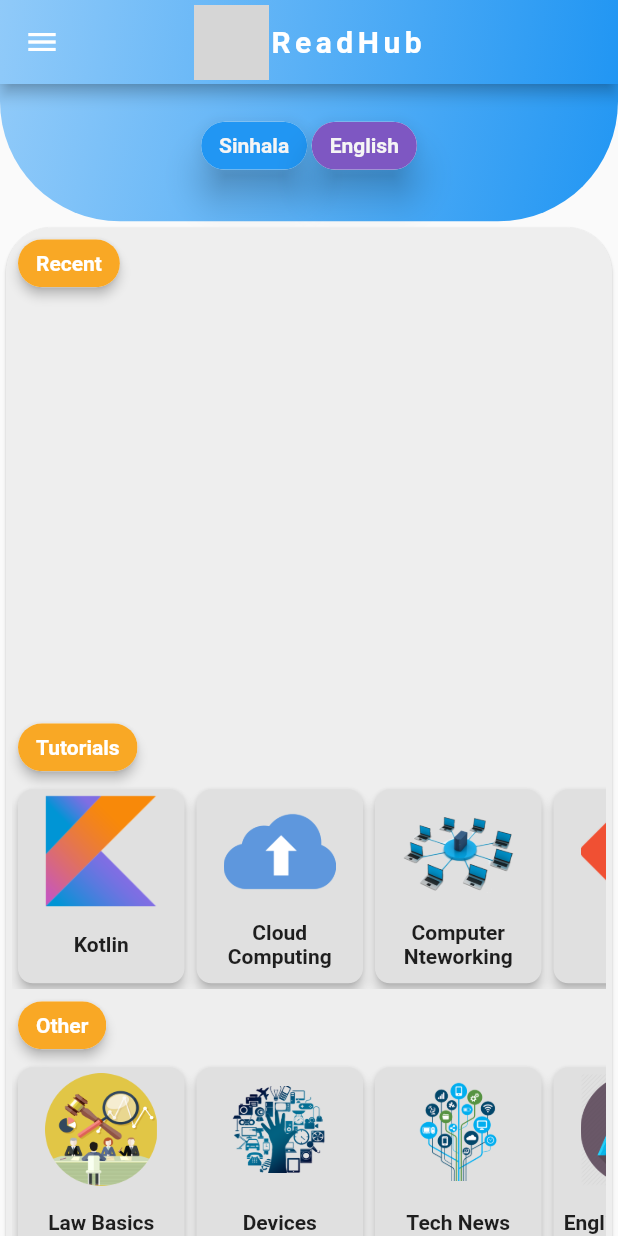
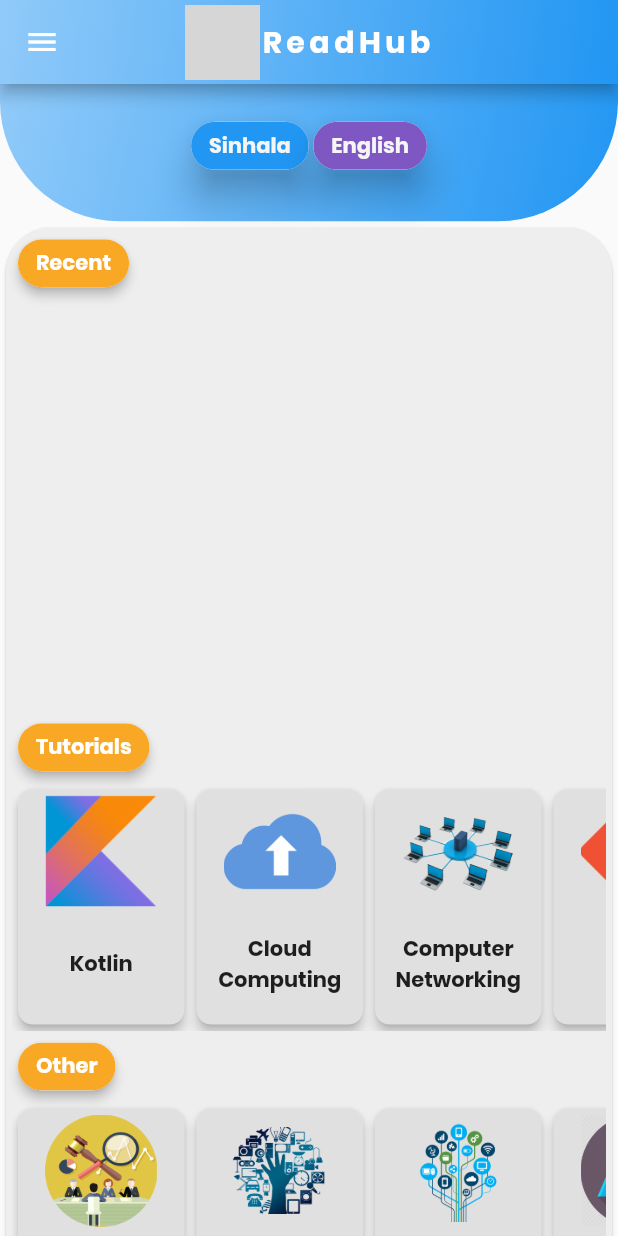
Before and after one commit to yohanym95/ReadHub-Flutter, a Flutter app: the screen it shows after launch, on a phone screen of 412 x 824 dp. Run offline on Flutter 3.47's test engine with Material 2 defaults, Android fonts, the phone set to English and light mode, and no system bars; our stand-ins replace firebase_database, font_awesome_flutter; accounts and stored records are empty; network calls fail; grey boxes are pictures that could not be loaded.

Commit message:
Change main page UI and fixed some bugs

```diff
--- a/lib/Components/components.dart
+++ b/lib/Components/components.dart
@@ -88,7 +88,7 @@ Widget getCardComponent(height, imagePath, title) {
       child: Padding(
         padding: const EdgeInsets.all(4.0),
         child: Container(
-          height: height / 8,
+          height: height / 7,
           width: height / 8,
           child: Column(
             children: <Widget>[
@@ -107,8 +107,7 @@ Widget getCardComponent(height, imagePath, title) {
                     title,
                     textAlign: TextAlign.center,
                     style: TextStyle(
-                      fontWeight: FontWeight.bold,
-                    ),
+                        fontWeight: FontWeight.bold, fontFamily: 'Poppins'),
                   ),
                 ),
               ),
@@ -125,7 +124,10 @@ Widget getTopicChip(topic) {
       elevation: 3,
       label: Text(
         topic,
-        style: TextStyle(fontWeight: FontWeight.bold, color: Colors.white),
+        style: TextStyle(
+            fontWeight: FontWeight.bold,
+            color: Colors.white,
+            fontFamily: 'Poppins'),
       ),
       backgroundColor: Colors.yellow[800],
     ),
@@ -157,29 +159,39 @@ Widget getRecentCardComponent(
                   ),
                   Text(
                     authorName,
-                    style: TextStyle(fontSize: 17, fontWeight: FontWeight.bold),
+                    overflow: TextOverflow.ellipsis,
+                    style: TextStyle(
+                        fontSize: 16,
+                        fontWeight: FontWeight.bold,
+                        fontFamily: 'Poppins'),
                   )
                 ],
               ),
-              Image(
-                image: NetworkImage(image),
-                height: height / 6,
-                width: height / 4,
+              Container(
+                margin: EdgeInsets.only(top: 3),
+                child: Image(
+                  image: NetworkImage(image),
+                  height: height / 6,
+                  width: height / 4,
+                ),
               ),
               Container(
                 alignment: Alignment.topLeft,
                 child: Text(
                   title,
                   overflow: TextOverflow.ellipsis,
-                  style: TextStyle(fontSize: 16, fontWeight: FontWeight.bold),
+                  style: TextStyle(
+                      fontSize: 15,
+                      fontWeight: FontWeight.bold,
+                      fontFamily: 'Poppins'),
                 ),
               ),
               Container(
-                padding: EdgeInsets.only(top: 4.0),
+                padding: EdgeInsets.only(top: 5.0),
                 alignment: Alignment.bottomLeft,
                 child: Text(
                   date,
-                  style: TextStyle(fontSize: 14, fontWeight: FontWeight.bold),
+                  style: TextStyle(fontSize: 14, fontFamily: 'Poppins'),
                 ),
               ),
             ],
--- a/lib/main.dart
+++ b/lib/main.dart
@@ -68,7 +68,8 @@ class _MyHomePageState extends State<MyHomePage> {
                 style: TextStyle(
                     letterSpacing: 3,
                     fontWeight: FontWeight.bold,
-                    fontSize: 20),
+                    fontSize: 20,
+                    fontFamily: 'Poppins'),
               )
             ],
           ),
@@ -112,7 +113,12 @@ class _MyHomePageState extends State<MyHomePage> {
                       mainAxisAlignment: MainAxisAlignment.center,
                       children: <Widget>[
                         ChoiceChip(
-                          label: Text('Sinhala'),
+                          label: Text(
+                            'Sinhala',
+                            style: TextStyle(
+                                fontFamily: 'Poppins',
+                                fontWeight: FontWeight.bold),
+                          ),
                           elevation: 10,
                           pressElevation: 20.0,
                           selected: isSelected,
@@ -141,6 +147,9 @@ class _MyHomePageState extends State<MyHomePage> {
                         ChoiceChip(
                           label: Text(
                             'English',
+                            style: TextStyle(
+                                fontFamily: 'Poppins',
+                                fontWeight: FontWeight.bold),
                           ),
                           selected: !isSelected,
                           elevation: 10,
@@ -172,7 +181,7 @@ class _MyHomePageState extends State<MyHomePage> {
               // mainContent,
               Container(
                 margin: EdgeInsets.only(top: height / 9),
-                height: height,
+                height: height + 20,
                 child: PageView(
                   controller: _pageController,
                   physics: BouncingScrollPhysics(),
@@ -216,7 +225,7 @@ class _MyHomePageState extends State<MyHomePage> {
           getTopicChip('Tutorials'),
           Container(
               //color: Colors.white,
-              height: height / 6,
+              height: height / 5,
               width: double.maxFinite,
               child: ListView(
                 shrinkWrap: true,
@@ -235,7 +244,7 @@ class _MyHomePageState extends State<MyHomePage> {
                   InkWell(
                     onTap: () {},
                     child: getCardComponent(height, 'assets/images/network.png',
-                        'Computer Nteworking'),
+                        'Computer Networking'),
                   ),
                   InkWell(
                       onTap: () {},
@@ -266,7 +275,7 @@ class _MyHomePageState extends State<MyHomePage> {
           getTopicChip('Other'),
           Container(
               //color: Colors.white,
-              height: height / 6,
+              height: height / 5,
               width: double.maxFinite,
               child: ListView(
                 shrinkWrap: true,
```
